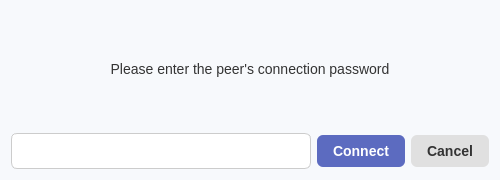
Above: UI/Dialog/Dialog/KeyAuthenticationDialog/KeyAuthenticationDialog.ui from XQQYT/XqqytDesktop before the change. Below: the same form after it.
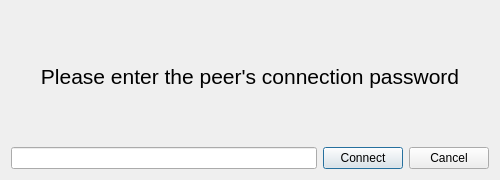
That is the form after the change.

The edit to the form file:
```diff
--- a/UI/Dialog/Dialog/KeyAuthenticationDialog/KeyAuthenticationDialog.ui
+++ b/UI/Dialog/Dialog/KeyAuthenticationDialog/KeyAuthenticationDialog.ui
@@ -13,59 +13,6 @@
   <property name="windowTitle">
    <string>Authentication</string>
   </property>
-  <property name="styleSheet">
- <string notr="true">
-   QWidget {
-     background-color: #f7f9fc;
-     font-family: 'Segoe UI', 'Roboto', sans-serif;
-     font-size: 14px;
-   }
-
-   QLabel {
-     color: #333;
-   }
-
-   QLineEdit {
-     border: 1px solid #ccc;
-     border-radius: 6px;
-     padding: 8px;
-     background: white;
-   }
-
-   QPushButton {
-     background-color: #5c6bc0;
-     color: white;
-     border-radius: 6px;
-     padding: 8px 16px;
-     font-weight: bold;
-   }
-
-   QPushButton:hover {
-     background-color: #3f51b5;
-   }
-
-   QPushButton:pressed {
-     background-color: #3949ab;
-     padding-left: 14px;
-     padding-top: 9px;
-   }
-
-   QPushButton#btn_cancel {
-     background-color: #e0e0e0;
-     color: #333;
-   }
-
-   QPushButton#btn_cancel:hover {
-     background-color: #c5c5c5;
-   }
-
-   QPushButton#btn_cancel:pressed {
-     background-color: #b0b0b0;
-     padding-left: 14px;
-     padding-top: 9px;
-   }
- </string>
-</property>
 
   <layout class="QVBoxLayout" name="mainLayout">
    <item>
```
